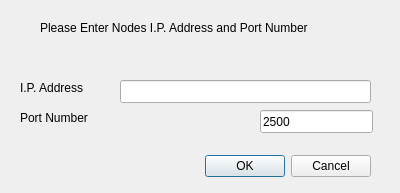
The window that Komunikator/addressdialog.ui (obalcevicius/TIN-Komunikator-Wieloosobowy) describes before a commit, drawn with Qt 5.
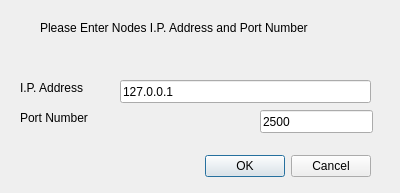
The same window after the commit.

Patch:
```diff
--- a/Komunikator/addressdialog.ui
+++ b/Komunikator/addressdialog.ui
@@ -78,7 +78,7 @@
     </rect>
    </property>
    <property name="text">
-    <string/>
+    <string>127.0.0.1</string>
    </property>
   </widget>
   <widget class="QLineEdit" name="portNumber">
```
